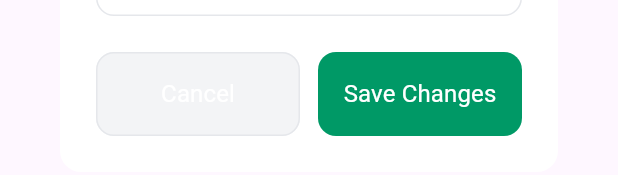
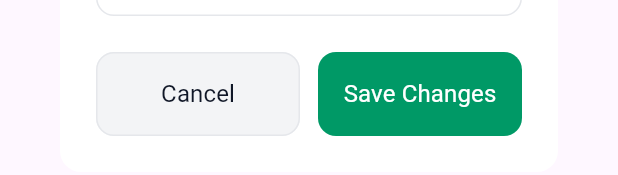
Before and after one commit to Kyne0328/FarmDashr, a Flutter app: the EditProfileDialog widget shown alone on an empty page, opened directly with empty values, on a phone screen of 412 x 824 dp. Shown: the part 998-1173 px from the top of the screen. Run offline on Flutter 3.47's test engine with Material 3 defaults, Android fonts, the phone set to English and light mode, and no system bars; our stand-ins replace cloud_firestore, dio, equatable, firebase_auth, firebase_core, flutter_bloc and 4 more; accounts and stored records are empty; network calls fail; Roboto replaces fonts that are missing (Arimo).

Commit message:
fix: cancel button text visibility

```diff
--- a/lib/presentation/widgets/edit_profile_dialog.dart
+++ b/lib/presentation/widgets/edit_profile_dialog.dart
@@ -333,7 +333,10 @@ class _EditProfileDialogState extends State<EditProfileDialog> {
               backgroundColor: AppColors.completedBackground,
               foregroundColor: AppColors.textPrimary,
             ),
-            child: const Text('Cancel', style: AppTextStyles.button),
+            child: Text(
+              'Cancel',
+              style: AppTextStyles.body1.copyWith(color: AppColors.textPrimary),
+            ),
           ),
         ),
         const SizedBox(width: AppDimensions.spacingM),
```
